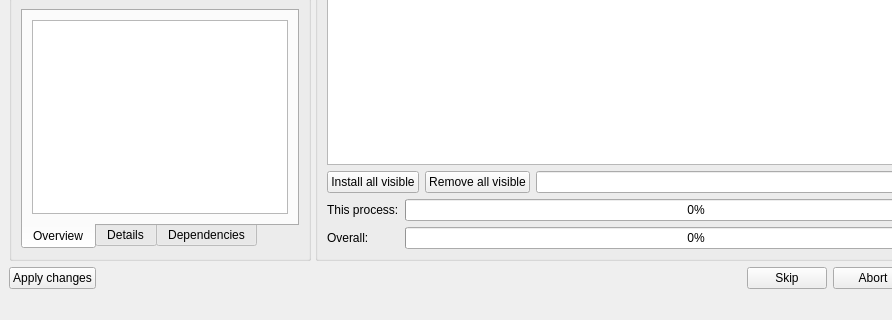
This is mpkg/manager/pkgmanager.ui in BackupTheBerlios/mops as Qt 5 draws it before an edit; both pictures show x 0 to 892 and y 365 to 685 of the 1008 by 685 pixel window. The edited form follows.
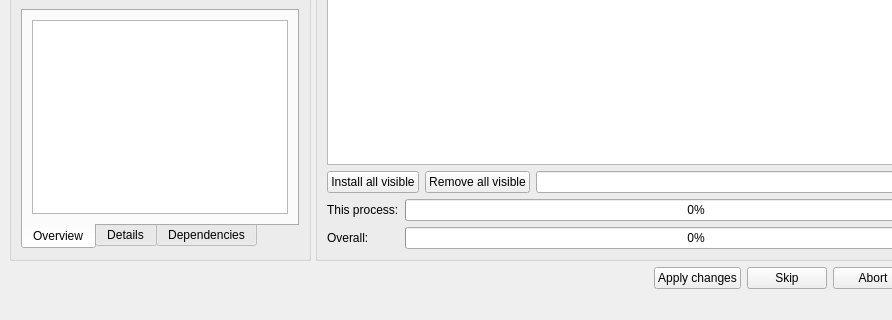
This is the edited form. Icons and pictures are not drawn.

Commit message: Some (main) unneeded buttons are hidden in actions.

Diff of the .ui file:
```diff
--- a/mpkg/manager/pkgmanager.ui
+++ b/mpkg/manager/pkgmanager.ui
@@ -536,13 +536,6 @@
       <property name="spacing" >
        <number>6</number>
       </property>
-      <item>
-       <widget class="QPushButton" name="applyButton" >
-        <property name="text" >
-         <string>Apply changes</string>
-        </property>
-       </widget>
-      </item>
       <item>
        <spacer>
         <property name="orientation" >
@@ -556,6 +549,13 @@
         </property>
        </spacer>
       </item>
+      <item>
+       <widget class="QPushButton" name="applyButton" >
+        <property name="text" >
+         <string>Apply changes</string>
+        </property>
+       </widget>
+      </item>
       <item>
        <layout class="QHBoxLayout" >
         <property name="margin" >
```
Lines whose indentation alone changed are shown as unchanged. The commit also changes 7 other files.
